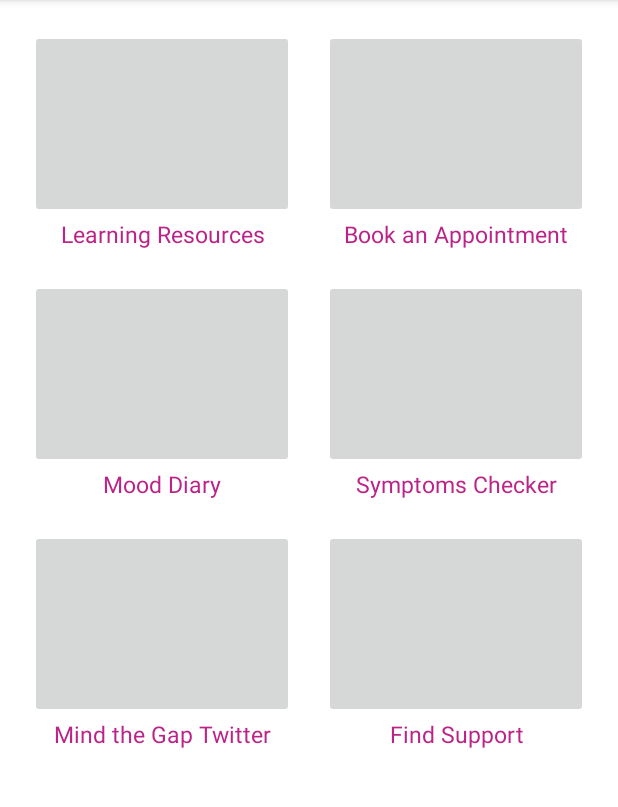
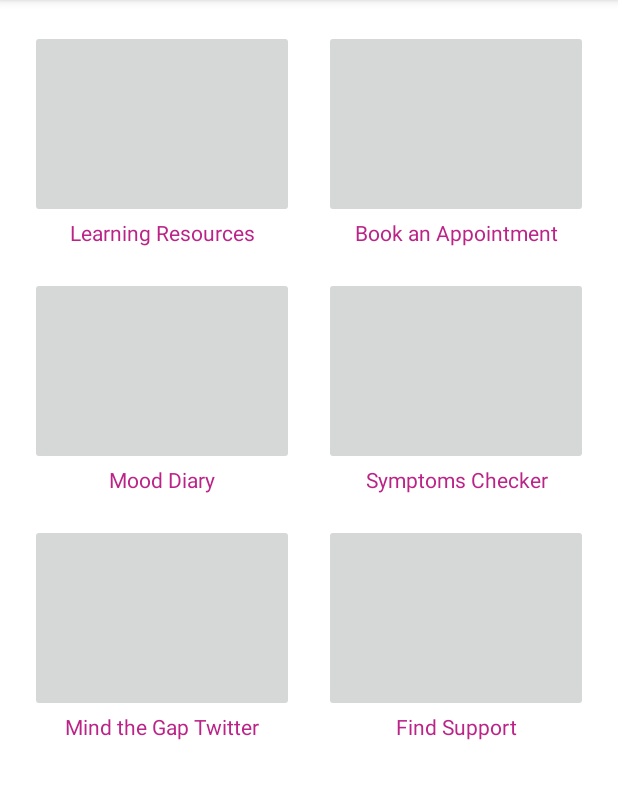
Before and after one commit to JamieHorwell/StudentWellbeingApp, an Android app: the screen it shows after launch (MainMenuActivity), on a phone screen of 412 x 824 dp, the part 84-891 px from its top. Run offline under Robolectric (Android 15) with nearby library versions, the phone set to English and light mode, and no system bars.

Commit message:
Extracted all test dimen values:
This should ensure greater consistency across the application.

Vast swathes of the values are now correctly stored within dimen.xml

```diff
--- a/app/src/main/res/drawable/theme_for_splash.xml
+++ b/app/src/main/res/drawable/theme_for_splash.xml
@@ -11,6 +11,6 @@ Notes:
 <layer-list xmlns:android="http://schemas.android.com/apk/res/android">
 
     <item
-        android:drawable="@color/wellbeingDarkPurple" />
+        android:drawable="@color/wellbeing_dark_purple" />
 
 </layer-list>
--- a/app/src/main/res/layout/activity_booking_appointment.xml
+++ b/app/src/main/res/layout/activity_booking_appointment.xml
@@ -12,8 +12,8 @@
     <android.support.v7.widget.Toolbar
         android:layout_width="match_parent"
         android:layout_height="wrap_content"
-        android:background="@color/wellbeingDarkPurple"
-        android:elevation="4dp"
+        android:background="@color/wellbeing_dark_purple"
+        android:elevation="@dimen/toolbar_elevation"
         android:theme="@style/ThemeOverlay.AppCompat.ActionBar"
         android:popupTheme="@style/ThemeOverlay.AppCompat.Light"
         android:id="@+id/BookingAppointmentToolbar"
@@ -26,7 +26,7 @@
             android:text="Book appointment"
             android:textSize="@dimen/toolbar_text_size"
             android:padding="@dimen/toolbar_padding"
-            android:textColor="@color/wellbeingWhite"/>
+            android:textColor="@color/wellbeing_white"/>
 
     </android.support.v7.widget.Toolbar>
     <ListView
--- a/app/src/main/res/layout/main_menu_activity.xml
+++ b/app/src/main/res/layout/main_menu_activity.xml
@@ -17,7 +17,8 @@ Student Wellbeing Website.
 <!-- weightSum indicates the weight of the horizontal axis -->
 <RelativeLayout xmlns:android="http://schemas.android.com/apk/res/android"
     android:layout_width="match_parent"
-    android:layout_height="match_parent">
+    android:layout_height="match_parent"
+    android:background="@color/wellbeing_white">
 
     <!-- Allows for the following child to be scrolled -->
     <ScrollView
@@ -28,13 +29,13 @@ Student Wellbeing Website.
             android:layout_width="match_parent"
             android:layout_height="match_parent"
             android:orientation="vertical"
-            android:background="@color/wellbeingDarkPurple">
+            android:background="@color/wellbeing_dark_purple">
 
             <android.support.v7.widget.Toolbar
                 android:layout_width="match_parent"
                 android:layout_height="wrap_content"
-                android:background="@color/wellbeingDarkPurple"
-                android:elevation="4dp"
+                android:background="@color/wellbeing_dark_purple"
+                android:elevation="@dimen/toolbar_elevation"
                 android:theme="@style/ThemeOverlay.AppCompat.ActionBar"
                 android:popupTheme="@style/ThemeOverlay.AppCompat.Light"
                 android:id="@+id/menuToolbar">
@@ -46,7 +47,7 @@ Student Wellbeing Website.
                     android:text="@string/app_name"
                     android:textSize="@dimen/toolbar_text_size"
                     android:padding="@dimen/toolbar_padding"
-                    android:textColor="@color/wellbeingWhite"/>
+                    android:textColor="@color/wellbeing_white"/>
 
             </android.support.v7.widget.Toolbar>
 
@@ -54,7 +55,7 @@ Student Wellbeing Website.
                 android:layout_width="match_parent"
                 android:layout_height="match_parent"
                 android:weightSum="4"
-                android:background="@color/wellbeingWhite">
+                android:background="@color/wellbeing_white">
 
                 <!-- Left Hand Side -->
                 <!-- layout_weight 2 indicates that the layout is to take half of the horizontal axis (4)-->
@@ -63,12 +64,12 @@ Student Wellbeing Website.
                     android:layout_width="0dp"
                     android:layout_weight="2"
                     android:orientation="vertical"
-                    android:paddingTop="20dp"
-                    android:paddingRight="10dp"
-                    android:paddingEnd="10dp"
-                    android:paddingBottom="20dp"
-                    android:paddingLeft="20dp"
-                    android:background="@color/wellbeingWhite">
+                    android:paddingTop="@dimen/full_generic_padding"
+                    android:paddingRight="@dimen/half_generic_padding"
+                    android:paddingEnd="@dimen/half_generic_padding"
+                    android:paddingBottom="@dimen/full_generic_padding"
+                    android:paddingLeft="@dimen/full_generic_padding"
+                    android:background="@color/wellbeing_white">
 
                     <ImageButton
                         android:layout_width="fill_parent"
@@ -79,12 +80,12 @@ Student Wellbeing Website.
                     <TextView
                         android:layout_width="fill_parent"
                         android:layout_height="wrap_content"
-                        android:textSize="15dp"
+                        android:textSize="@dimen/subtitle_text_size"
                         android:text="@string/learning_resources"
-                        android:paddingBottom="20dp"
+                        android:paddingBottom="@dimen/space_below_main_menu_buttons"
                         android:gravity="center"
-                        android:textColor="@color/wellbeingLightPurple"
-                        android:background="@color/wellbeingWhite"/>
+                        android:textColor="@color/wellbeing_light_purple"
+                        android:background="@color/wellbeing_white"/>
 
                     <ImageButton
                         android:layout_width="fill_parent"
@@ -95,12 +96,12 @@ Student Wellbeing Website.
                     <TextView
                         android:layout_width="fill_parent"
                         android:layout_height="wrap_content"
-                        android:textSize="15dp"
+                        android:textSize="@dimen/subtitle_text_size"
                         android:text="@string/mood_diary"
-                        android:paddingBottom="20dp"
+                        android:paddingBottom="@dimen/space_below_main_menu_buttons"
                         android:gravity="center"
-                        android:textColor="@color/wellbeingLightPurple"
-                        android:background="@color/wellbeingWhite"/>
+                        android:textColor="@color/wellbeing_light_purple"
+                        android:background="@color/wellbeing_white"/>
 
                     <ImageButton
                         android:layout_width="fill_parent"
@@ -111,12 +112,12 @@ Student Wellbeing Website.
                     <TextView
                         android:layout_width="fill_parent"
                         android:layout_height="wrap_content"
-                        android:textSize="15dp"
+                        android:textSize="@dimen/subtitle_text_size"
                         android:text="@string/mind_the_gap_twitter"
-                        android:paddingBottom="20dp"
+                        android:paddingBottom="@dimen/space_below_main_menu_buttons"
                         android:gravity="center"
-                        android:textColor="@color/wellbeingLightPurple"
-                        android:background="@color/wellbeingWhite"/>
+                        android:textColor="@color/wellbeing_light_purple"
+                        android:background="@color/wellbeing_white"/>
 
                 </LinearLayout>
 
@@ -127,12 +128,12 @@ Student Wellbeing Website.
                     android:layout_width="0dp"
                     android:layout_weight="2"
                     android:orientation="vertical"
-                    android:paddingTop="20dp"
-                    android:paddingRight="20dp"
-                    android:paddingBottom="20dp"
-                    android:paddingLeft="10dp"
-                    android:paddingStart="10dp"
-                    android:background="@color/wellbeingWhite">
+                    android:paddingTop="@dimen/full_generic_padding"
+                    android:paddingRight="@dimen/full_generic_padding"
+                    android:paddingBottom="@dimen/full_generic_padding"
+                    android:paddingLeft="@dimen/half_generic_padding"
+                    android:paddingStart="@dimen/half_generic_padding"
+                    android:background="@color/wellbeing_white">
 
                     <ImageButton
                         android:layout_width="fill_parent"
@@ -143,12 +144,12 @@ Student Wellbeing Website.
                     <TextView
                         android:layout_width="fill_parent"
                         android:layout_height="wrap_content"
-                        android:textSize="15dp"
+                        android:textSize="@dimen/subtitle_text_size"
                         android:text="@string/book_an_appointment"
-                        android:paddingBottom="20dp"
+                        android:paddingBottom="@dimen/space_below_main_menu_buttons"
                         android:gravity="center"
-                        android:textColor="@color/wellbeingLightPurple"
-                        android:background="@color/wellbeingWhite"/>
+                        android:textColor="@color/wellbeing_light_purple"
+                        android:background="@color/wellbeing_white"/>
 
                     <ImageButton
                         android:layout_width="fill_parent"
@@ -159,12 +160,12 @@ Student Wellbeing Website.
                     <TextView
                         android:layout_width="fill_parent"
                         android:layout_height="wrap_content"
-                        android:textSize="15dp"
+                        android:textSize="@dimen/subtitle_text_size"
                         android:text="@string/symptoms_checker"
-                        android:paddingBottom="20dp"
+                        android:paddingBottom="@dimen/space_below_main_menu_buttons"
                         android:gravity="center"
-                        android:textColor="@color/wellbeingLightPurple"
-                        android:background="@color/wellbeingWhite"/>
+                        android:textColor="@color/wellbeing_light_purple"
+                        android:background="@color/wellbeing_white"/>
 
                     <ImageButton
                         android:layout_width="fill_parent"
@@ -175,12 +176,12 @@ Student Wellbeing Website.
                     <TextView
                         android:layout_width="fill_parent"
                         android:layout_height="wrap_content"
-                        android:textSize="15dp"
+                        android:textSize="@dimen/subtitle_text_size"
                         android:text="@string/find_support"
-                        android:paddingBottom="20dp"
+                        android:paddingBottom="@dimen/space_below_main_menu_buttons"
                         android:gravity="center"
-                        android:textColor="@color/wellbeingLightPurple"
-                        android:background="@color/wellbeingWhite"/>
+                        android:textColor="@color/wellbeing_light_purple"
+                        android:background="@color/wellbeing_white"/>
                 </LinearLayout>
             </LinearLayout>
         </LinearLayout>
--- a/app/src/main/res/values/colors.xml
+++ b/app/src/main/res/values/colors.xml
@@ -4,7 +4,8 @@
     <color name="colorPrimaryDark">#303F9F</color>
     <color name="colorAccent">#FF4081</color>
 
-    <color name="wellbeingLightPurple">#BB2387</color>
-    <color name="wellbeingDarkPurple">#5E1ABC</color>
-    <color name="wellbeingWhite">#FFFFFF</color>
+    <color name="wellbeing_light_purple">#BB2387</color>
+    <color name="wellbeing_dark_purple">#5E1ABC</color>
+    <color name="wellbeing_white">#FFFFFF</color>
+    <color name="content_text_colour">#000000</color>
 </resources>
--- a/app/src/main/res/values/dimens.xml
+++ b/app/src/main/res/values/dimens.xml
@@ -5,4 +5,10 @@
     <dimen name="menu_button_height">125dp</dimen>
     <dimen name="toolbar_text_size">25sp</dimen>
     <dimen name="toolbar_padding">5dp</dimen>
+    <dimen name="toolbar_elevation">4dp</dimen>
+    <dimen name="subtitle_text_size">14dp</dimen>
+    <dimen name="space_below_main_menu_buttons">20dp</dimen>
+    <dimen name="content_text_size">12sp</dimen>
+    <dimen name="full_generic_padding">20dp</dimen>
+    <dimen name="half_generic_padding">10dp</dimen>
 </resources>
--- a/app/src/main/res/values/strings.xml
+++ b/app/src/main/res/values/strings.xml
@@ -11,7 +11,7 @@
     <string name="find_support">Find Support</string>
     <string name="registration_screen">User Registration</string>
     <string name="mental_health_piece">Mental Health</string>
-
+    <string name="standard_font">sans-serif</string>
 
 
 </resources>
```
Also changed, not shown: app/src/main/res/layout/button_seven.xml (+5 -4 lines), app/src/main/res/layout/button_three.xml (+5 -4 lines), app/src/main/res/layout/button_two.xml (+15 -13 lines), app/src/main/res/layout/healthy_mind.xml (+23 -22 lines), app/src/main/res/layout/login_activity.xml (+25 -23 lines), app/src/main/res/layout/registration_activity.xml (+25 -23 lines).
